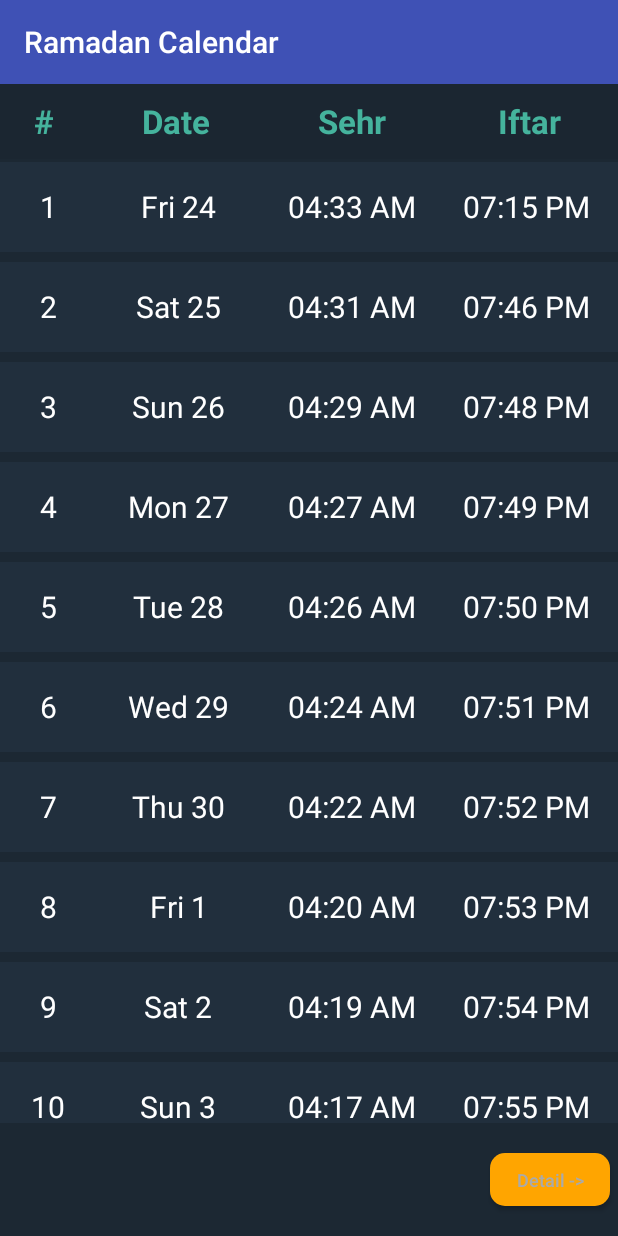
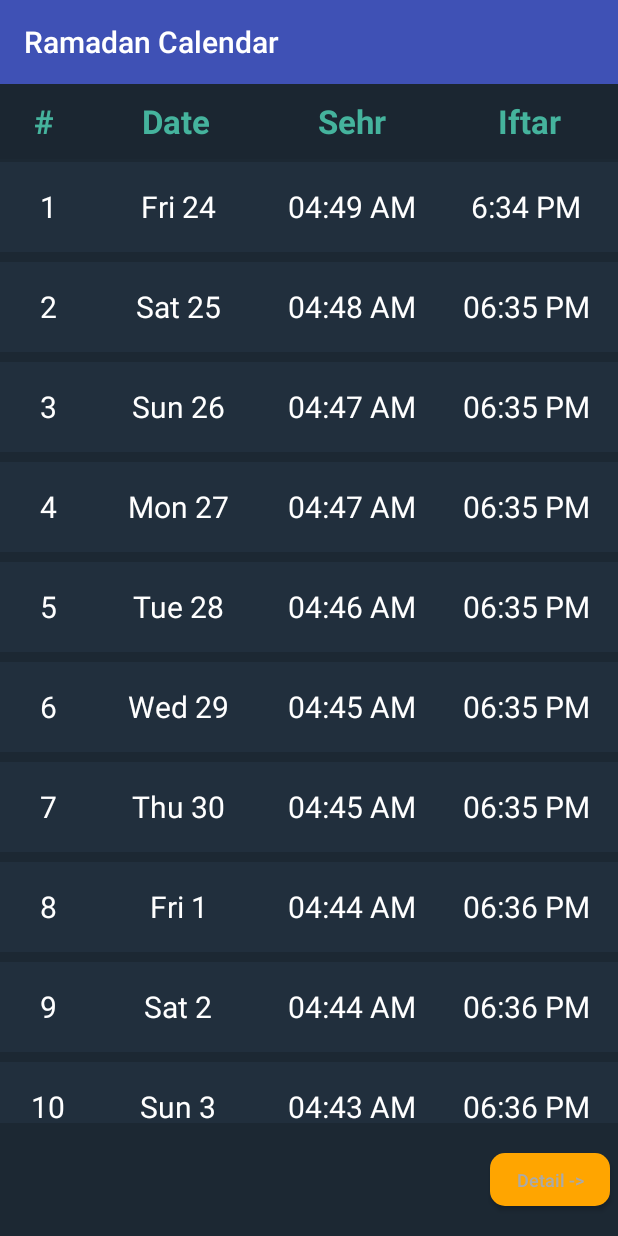
Before and after one commit to itzphuckie/Ramadan-Delivery, an Android app: the RCActivity screen opened directly, with no data from a screen before it, on a phone screen of 412 x 824 dp. Run offline under Robolectric (Android 15) with nearby library versions, the phone set to English and light mode, and no system bars.

Commit message:
ramzan timings updated

```diff
--- a/app/src/main/java/com/example/paylessgrocery20/activities/RCActivity.kt
+++ b/app/src/main/java/com/example/paylessgrocery20/activities/RCActivity.kt
@@ -91,36 +91,36 @@ class RCActivity : AppCompatActivity() {
 //        myList.add(TableItem(8, "Fri 1", "04:30 AM", "07:43PM"))
 //        myList.add(TableItem(9, "Sat 2", "04:32 AM", "07:42PM"))
 //        myList.add(TableItem(10, "Sun 3", "04:30 AM", "07:43PM"))
-        myList.add(TableItem(1, "Fri 24", "04:33 AM", "07:15 PM"))
-        myList.add(TableItem(2, "Sat 25", "04:31 AM", "07:46 PM"))
-        myList.add(TableItem(3, "Sun 26", "04:29 AM", "07:48 PM"))
-        myList.add(TableItem(4, "Mon 27", "04:27 AM", "07:49 PM"))
-        myList.add(TableItem(5, "Tue 28", "04:26 AM", "07:50 PM"))
-        myList.add(TableItem(6, "Wed 29", "04:24 AM", "07:51 PM"))
-        myList.add(TableItem(7, "Thu 30", "04:22 AM", "07:52 PM"))
-        myList.add(TableItem(8, "Fri 1", "04:20 AM", "07:53 PM"))
-        myList.add(TableItem(9, "Sat 2", "04:19 AM", "07:54 PM"))
-        myList.add(TableItem(10, "Sun 3", "04:17 AM", "07:55 PM"))
-        myList.add(TableItem(11, "Mon 4", "04:15 AM", "07:56 PM"))
-        myList.add(TableItem(12, "Tue 5", "04:14 AM", "07:57 PM"))
-        myList.add(TableItem(13, "Wed 6", "04:12 AM", "07:58 PM"))
-        myList.add(TableItem(14, "Thu 7", "04:11 AM", "08:00 PM"))
-        myList.add(TableItem(15, "Fri 8", "04:09 AM", "08:01 PM"))
-        myList.add(TableItem(16, "Sat 9", "04:07 AM", "08:02 PM"))
-        myList.add(TableItem(17, "Sun 10", "04:06 AM", "08:03 PM"))
-        myList.add(TableItem(18, "Mon 11", "04:04 AM", "08:04 PM"))
-        myList.add(TableItem(19, "Tue 12", "04:03 AM", "08:05 PM"))
-        myList.add(TableItem(20, "Wed 13", "04:01 AM", "08:06 PM"))
-        myList.add(TableItem(21, "Thu 14", "04:00 AM", "08:07 PM"))
-        myList.add(TableItem(22, "Fri 15", "03:59 AM", "08:08 PM"))
-        myList.add(TableItem(23, "Sat 16", "03:57 AM", "08:09 PM"))
-        myList.add(TableItem(24, "Sun 17", "03:56 AM", "08:10 PM"))
-        myList.add(TableItem(25, "Mon 18", "03:55 AM", "08:11 PM"))
-        myList.add(TableItem(26, "Tue 19", "03:53 AM", "08:12 PM"))
-        myList.add(TableItem(27, "Wed 20", "03:52 AM", "08:13 PM"))
-        myList.add(TableItem(28, "Thu 21", "03:51 AM", "08:14 PM"))
-        myList.add(TableItem(29, "Fri 22", "03:50 AM", "08:15 PM"))
-        myList.add(TableItem(30, "Sat 23", "03:48 AM", "08:16 PM"))
+        myList.add(TableItem(1, "Fri 24", "04:49 AM", "6:34 PM"))
+        myList.add(TableItem(2, "Sat 25", "04:48 AM", "06:35 PM"))
+        myList.add(TableItem(3, "Sun 26", "04:47 AM", "06:35 PM"))
+        myList.add(TableItem(4, "Mon 27", "04:47 AM", "06:35 PM"))
+        myList.add(TableItem(5, "Tue 28", "04:46 AM", "06:35 PM"))
+        myList.add(TableItem(6, "Wed 29", "04:45 AM", "06:35 PM"))
+        myList.add(TableItem(7, "Thu 30", "04:45 AM", "06:35 PM"))
+        myList.add(TableItem (8, "Fri 1", "04:44 AM", "06:36 PM"))
+        myList.add(TableItem(9, "Sat 2", "04:44 AM",  "06:36 PM"))
+        myList.add(TableItem(10, "Sun 3", "04:43 AM", "06:36 PM"))
+        myList.add(TableItem(11, "Mon 4", "04:43 AM", "06:36 PM"))
+        myList.add(TableItem(12, "Tue 5", "04:42 AM", "06:36 PM"))
+        myList.add(TableItem(13, "Wed 6", "04:42 AM", "06:36 PM"))
+        myList.add(TableItem(14, "Thu 7", "04:41 AM", "06:36 PM"))
+        myList.add(TableItem(15, "Fri 8", "04:41 AM", "06:36 PM"))
+        myList.add(TableItem(16, "Sat 9", "04:40 AM", "06:36 PM"))
+        myList.add(TableItem(17, "Sun 10", "04:40 AM", "06:36 PM"))
+        myList.add(TableItem(18, "Mon 11", "04:39 AM", "06:38 PM"))
+        myList.add(TableItem(19, "Tue 12", "04:39 AM", "06:38 PM"))
+        myList.add(TableItem(20, "Wed 13", "04:38 AM", "06:38 PM"))
+        myList.add(TableItem(21, "Thu 14", "04:38 AM", "06:38 PM"))
+        myList.add(TableItem(22, "Fri 15", "03:38 AM", "06:39 PM"))
+        myList.add(TableItem(23, "Sat 16", "03:37 AM", "06:39 PM"))
+        myList.add(TableItem(24, "Sun 17", "03:37 AM", "06:39 PM"))
+        myList.add(TableItem(25, "Mon 18", "04:36 AM", "06:39 PM"))
+        myList.add(TableItem(26, "Tue 19", "04:36 AM", "06:40 PM"))
+        myList.add(TableItem(27, "Wed 20", "04:36 AM", "06:40 PM"))
+        myList.add(TableItem(28, "Thu 21", "04:35 AM", "06:40 PM"))
+        myList.add(TableItem(29, "Fri 22", "04:35 AM", "06:41 PM"))
+        myList.add(TableItem(30, "Sat 23", "04:35 AM", "06:41 PM"))
 
         tableItemAdapter = TableItemAdapter(this, myList)
         table_items_recyclerview.layoutManager = LinearLayoutManager(this)
```
